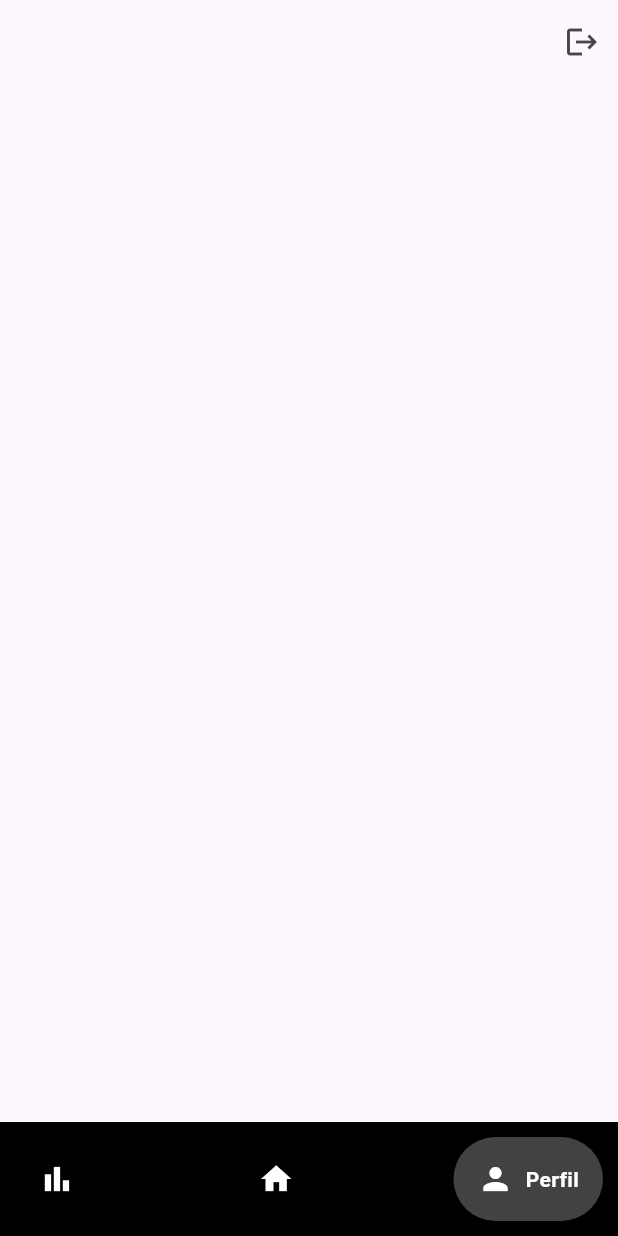
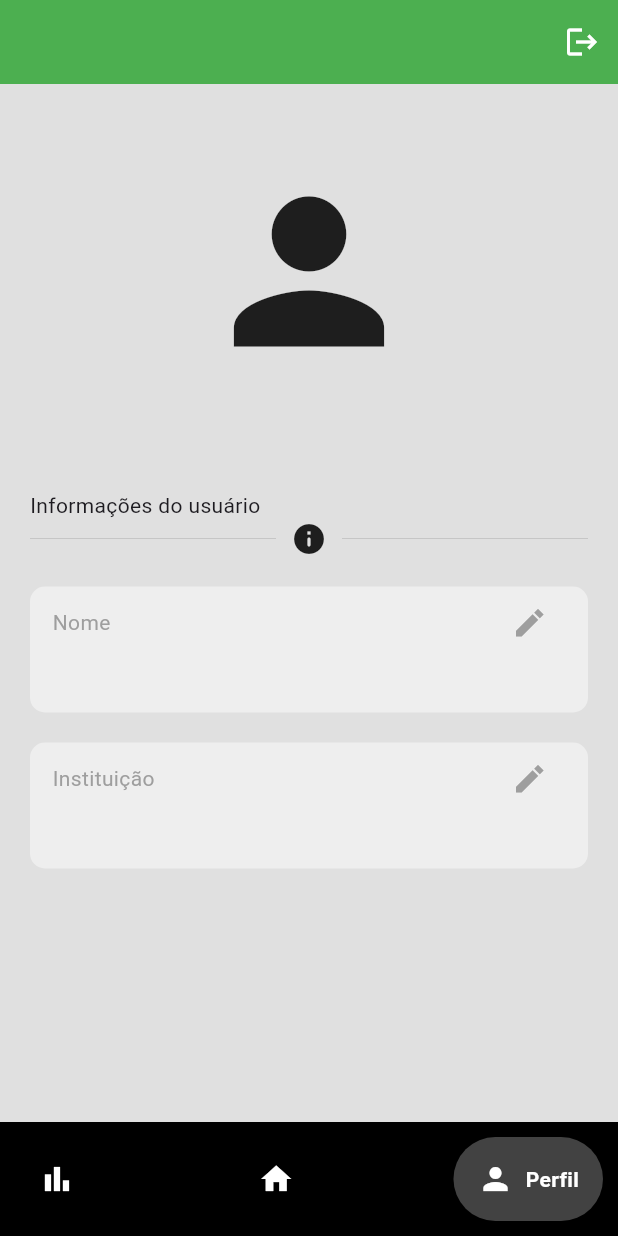
Before and after one commit to gaiascosta/AvaliApp, a Flutter app: the screen it shows once a user with an empty profile is signed in, item 3 of the bottom bar chosen, on a phone screen of 412 x 824 dp. Run offline on Flutter 3.47's test engine with Material 3 defaults, Android fonts, the light colour scheme and no system bars; drawn by our look-alikes of google_nav_bar; our stand-ins replace cloud_firestore, firebase_auth, firebase_core, google_sign_in; accounts and stored records are empty; network calls fail.

Commit message:
Página de perfil com nome e instituição no banco de dados

```diff
--- /dev/null
+++ b/lib/components/profile_text_box.dart
@@ -0,0 +1,53 @@
+import 'package:flutter/material.dart';
+
+class ProfileTextBox extends StatelessWidget {
+  final String text;
+  final String sectionName;
+  final void Function()? onPressed;
+  const ProfileTextBox({
+    super.key,
+    required this.text,
+    required this.sectionName,
+    required this.onPressed,
+  });
+
+  @override
+  Widget build(BuildContext context) {
+    return Container(
+      decoration: BoxDecoration(
+        color: Colors.grey[200],
+        borderRadius: BorderRadius.circular(10),
+      ),
+      padding: const EdgeInsets.only(
+        left: 15,
+        bottom: 15,
+        right: 15,
+      ),
+      margin: const EdgeInsets.only(
+        top: 20,
+      ),
+      child: Column(
+        crossAxisAlignment: CrossAxisAlignment.start,
+        children: [
+          Row(
+            mainAxisAlignment: MainAxisAlignment.spaceBetween,
+            children: [
+              Text(
+                sectionName,
+                style: TextStyle(color: Colors.grey[500]),
+              ),
+              IconButton(
+                onPressed: onPressed,
+                icon: const Icon(Icons.create_sharp),
+                color: Colors.grey,
+              )
+            ],
+          ),
+          Text(
+            text,
+          ),
+        ],
+      ),
+    );
+  }
+}
--- a/lib/pages/home_page.dart
+++ b/lib/pages/home_page.dart
@@ -26,7 +26,8 @@ class _HomePageState extends State<HomePage> {
   Widget build(BuildContext context) {
     return Scaffold(
       body: tabs[_currentIndex],
-      bottomNavigationBar: Container(
+      bottomNavigationBar:
+      Container(
         color: Colors.black,
         child: Padding(
           padding: const EdgeInsets.symmetric(horizontal: 10.0, vertical: 10.0),
--- a/lib/pages/profile_page.dart
+++ b/lib/pages/profile_page.dart
@@ -1,39 +1,157 @@
+import 'package:avaliapp/components/profile_text_box.dart';
+import 'package:flutter/material.dart';
 import 'package:firebase_auth/firebase_auth.dart';
-import 'package:flutter/material.dart';
+import 'package:cloud_firestore/cloud_firestore.dart';
 
 class ProfilePage extends StatefulWidget {
-  const ProfilePage({super.key});
+  const ProfilePage({Key? key}) : super(key: key);
 
   @override
   State<ProfilePage> createState() => _ProfilePageState();
 }
 
 class _ProfilePageState extends State<ProfilePage> {
-  final nameController = TextEditingController();
+  final currentUser = FirebaseAuth.instance.currentUser!;
+
+  final usersCollection = FirebaseFirestore.instance.collection("users");
+
+  Future<void> editField(String field) async {
+    String newValue = "";
+    await showDialog(
+      context: context,
+      builder: (context) => AlertDialog(
+        backgroundColor: Colors.grey[300],
+        title: Text(
+          "Editar $field",
+        ),
+        content: TextField(
+          autofocus: true,
+          decoration: InputDecoration(
+            hintText: "Insira o novo $field",
+            hintStyle: const TextStyle(color: Colors.grey),
+          ),
+          onChanged: (value) {
+            newValue = value;
+          },
+        ),
+        actions: [
+          TextButton(
+            onPressed: () => Navigator.pop(context),
+            child: const Text(
+              'Cancelar',
+              style: TextStyle(
+                color: Colors.black,
+              ),
+            ),
+          ),
+          TextButton(
+            onPressed: () => Navigator.of(context).pop(newValue),
+            child: const Text(
+              'Salvar',
+              style: TextStyle(
+                color: Colors.black,
+              ),
+            ),
+          ),
+        ],
+      ),
+    );
+
+    if(newValue.trim().isNotEmpty){
+      await usersCollection.doc(currentUser.uid).update({field: newValue});
+    }
+  }
+
+  void signUserOut() {
+    FirebaseAuth.instance.signOut();
+  }
 
   @override
   Widget build(BuildContext context) {
-    void signUserOut() {
-      FirebaseAuth.instance.signOut();
-    }
-
     return Scaffold(
+      backgroundColor: Colors.grey[300],
       appBar: AppBar(
+        backgroundColor: Colors.green,
         actions: [
           IconButton(
+            color: Colors.white,
             onPressed: signUserOut,
             icon: const Icon(Icons.logout),
           ),
         ],
       ),
-      body: SafeArea(
-        child: Padding(
-          padding: const EdgeInsets.symmetric(horizontal: 20, vertical: 20),
-          child: ListView(
-            children: const [
-            ],
-          ),
+      body: Padding(
+        padding: const EdgeInsets.symmetric(
+          horizontal: 20,
         ),
+        child: StreamBuilder<DocumentSnapshot>(
+            stream: FirebaseFirestore.instance
+                .collection("users")
+                .doc(currentUser.uid)
+                .snapshots(),
+            builder: (context, snapshot) {
+              if (snapshot.hasData) {
+                final userData = snapshot.data!.data() as Map<String, dynamic>;
+                return ListView(
+                  children: [
+                    const SizedBox(
+                      height: 50,
+                    ),
+                    const Icon(
+                      Icons.person,
+                      size: 150,
+                    ),
+                    Text(
+                      currentUser.email!,
+                      textAlign: TextAlign.center,
+                    ),
+                    const SizedBox(
+                      height: 50,
+                    ),
+                    const Text("Informações do usuário"),
+                    Row(
+                      children: [
+                        Expanded(
+                          child: Divider(
+                            color: Colors.grey[400],
+                            thickness: 0.5,
+                          ),
+                        ),
+                        const Padding(
+                          padding: EdgeInsets.symmetric(horizontal: 10.0),
+                          child: Icon(Icons.info_rounded),
+                        ),
+                        Expanded(
+                          child: Divider(
+                            color: Colors.grey[400],
+                            thickness: 0.5,
+                          ),
+                        ),
+                      ],
+                    ),
+                    ProfileTextBox(
+                      text: userData['Nome'],
+                      sectionName: 'Nome',
+                      onPressed: () => editField('Nome'),
+                    ),
+                    ProfileTextBox(
+                      text: userData['Instituição'],
+                      sectionName: 'Instituição',
+                      onPressed: () => editField('Instituição'),
+                    ),
+                  ],
+                );
+              } else if (snapshot.hasError) {
+                return Center(
+                  child: Text(
+                    'Erro${snapshot.error}',
+                  ),
+                );
+              }
+              return const Center(
+                child: CircularProgressIndicator(),
+              );
+            }),
       ),
     );
   }
--- a/lib/pages/questions_page.dart
+++ b/lib/pages/questions_page.dart
@@ -7,6 +7,7 @@ class QuestionsPage extends StatelessWidget {
   @override
   Widget build(BuildContext context) {
     return Scaffold(
+      backgroundColor: Colors.grey[300],
       body: SafeArea(
         child: SingleChildScrollView(
           child: Center(
--- a/pubspec.yaml
+++ b/pubspec.yaml
@@ -42,6 +42,7 @@ dependencies:
   cloud_firestore: ^4.13.6
   image_picker: ^1.0.5
   provider: ^6.1.1
+  cached_network_image: ^3.3.1
 
 dev_dependencies:
   flutter_test:
```
Also changed, not shown: lib/pages/auth/register_page.dart (+5 -5 lines), lib/pages/data_page.dart (+6 -1 lines), lib/services/auth_service.dart (+5 -5 lines), pubspec.lock.
